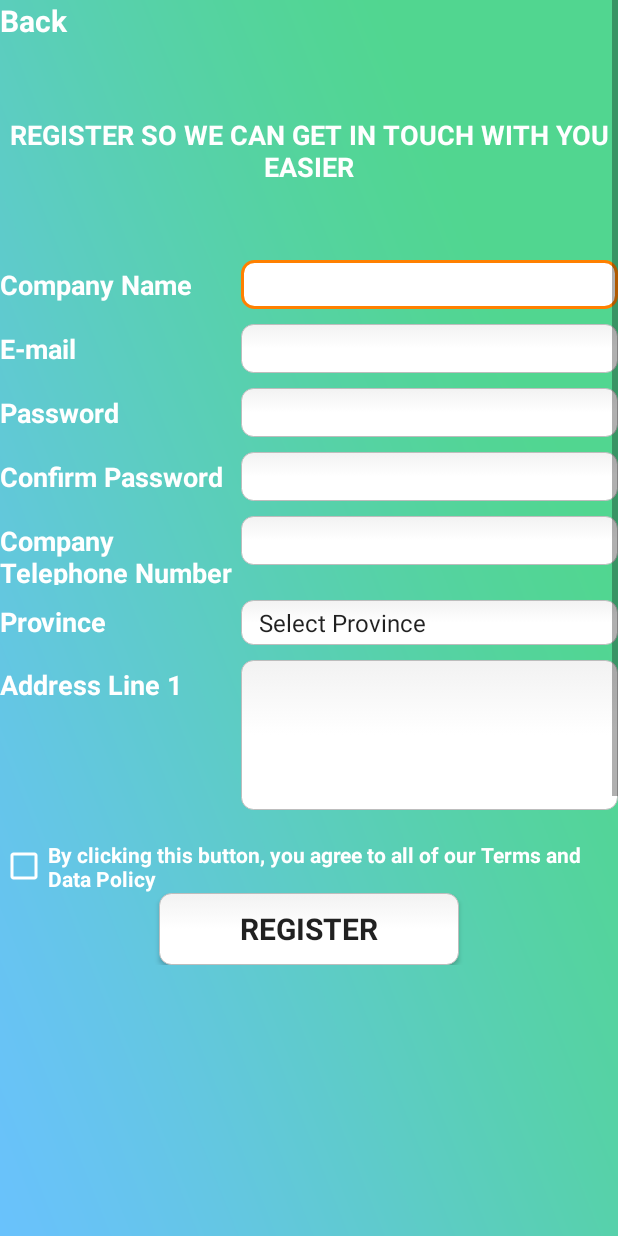
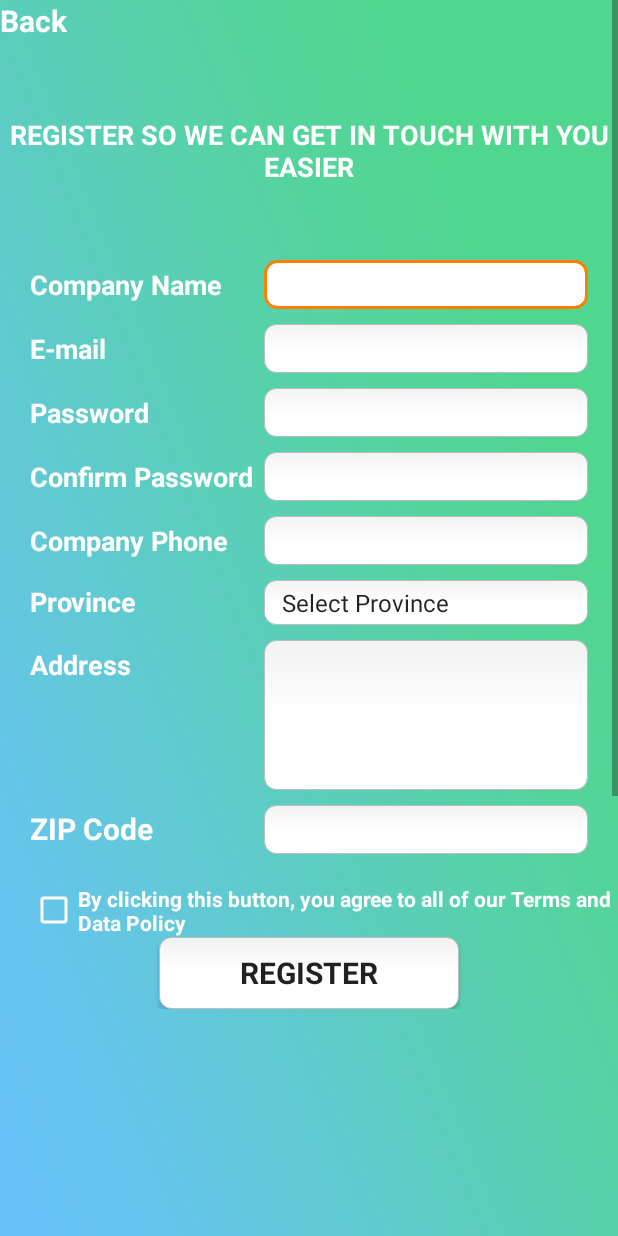
Before and after one commit to Ruriia/ProjectMobile, an Android app: the RegisterActivity screen opened directly, with no data from a screen before it, on a phone screen of 412 x 824 dp. Run offline under Robolectric (Android 15) with nearby library versions, the phone set to English and light mode, and no system bars; Roboto replaces fonts that are not available here.

Commit message:
update register

```diff
--- a/app/src/main/res/layout/activity_register.xml
+++ b/app/src/main/res/layout/activity_register.xml
@@ -39,7 +39,8 @@
                     android:textAlignment="center"
                     android:textColor="#ffffff"
                     android:textSize="18dp"
-                    android:textStyle="bold" />
+                    android:textStyle="bold"
+                    />
 
                 <LinearLayout
                     android:layout_width="match_parent"
@@ -55,16 +56,18 @@
                         android:text="Company Name"
                         android:textColor="#ffffff"
                         android:textSize="18dp"
-                        android:textStyle="bold" />
+                        android:textStyle="bold"
+                        android:layout_marginLeft="20dp"/>
 
                     <EditText
                         android:id="@+id/editText6"
-                        android:layout_width="190dp"
+                        android:layout_width="160dp"
                         android:layout_height="wrap_content"
                         android:layout_weight="1"
                         android:background="@drawable/rounded_corner"
                         android:ems="10"
-                        android:inputType="textPersonName" />
+                        android:inputType="textPersonName"
+                        android:layout_marginRight="20dp"/>
 
                 </LinearLayout>
 
@@ -82,15 +85,17 @@
                         android:text="E-mail"
                         android:textColor="#ffffff"
                         android:textSize="18dp"
+                        android:layout_marginLeft="20dp"
                         android:textStyle="bold" />
 
                     <EditText
                         android:id="@+id/editText3"
-                        android:layout_width="190dp"
+                        android:layout_width="160dp"
                         android:layout_height="wrap_content"
                         android:layout_weight="1"
                         android:background="@drawable/rounded_corner"
                         android:ems="10"
+                        android:layout_marginRight="20dp"
                         android:inputType="textEmailAddress" />
                 </LinearLayout>
 
@@ -108,16 +113,18 @@
                         android:text="Password"
                         android:textColor="#ffffff"
                         android:textSize="18dp"
-                        android:textStyle="bold" />
+                        android:textStyle="bold"
+                        android:layout_marginLeft="20dp"/>
 
                     <EditText
                         android:id="@+id/editText4"
-                        android:layout_width="190dp"
+                        android:layout_width="160dp"
                         android:layout_height="wrap_content"
                         android:layout_weight="1"
                         android:background="@drawable/rounded_corner"
                         android:ems="10"
-                        android:inputType="textPassword" />
+                        android:inputType="textPassword"
+                        android:layout_marginRight="20dp"/>
                 </LinearLayout>
 
                 <LinearLayout
@@ -134,16 +141,18 @@
                         android:text="Confirm Password"
                         android:textColor="#ffffff"
                         android:textSize="18dp"
-                        android:textStyle="bold" />
+                        android:textStyle="bold"
+                        android:layout_marginLeft="20dp"/>
 
                     <EditText
                         android:id="@+id/editText5"
-                        android:layout_width="190dp"
+                        android:layout_width="160dp"
                         android:layout_height="wrap_content"
                         android:layout_weight="1"
                         android:background="@drawable/rounded_corner"
                         android:ems="10"
-                        android:inputType="textPassword" />
+                        android:inputType="textPassword"
+                        android:layout_marginRight="20dp"/>
                 </LinearLayout>
 
                 <LinearLayout
@@ -157,19 +166,21 @@
                         android:layout_width="100dp"
                         android:layout_height="wrap_content"
                         android:layout_weight="1"
-                        android:text="Company Telephone Number"
+                        android:text="Company Phone"
                         android:textColor="#ffffff"
                         android:textSize="18dp"
-                        android:textStyle="bold" />
+                        android:textStyle="bold"
+                        android:layout_marginLeft="20dp"/>
 
                     <EditText
                         android:id="@+id/editText7"
-                        android:layout_width="190dp"
+                        android:layout_width="160dp"
                         android:layout_height="wrap_content"
                         android:layout_weight="1"
                         android:background="@drawable/rounded_corner"
                         android:ems="10"
-                        android:inputType="phone" />
+                        android:inputType="phone"
+                        android:layout_marginRight="20dp"/>
                 </LinearLayout>
 
                 <LinearLayout
@@ -186,15 +197,17 @@
                         android:text="Province"
                         android:textColor="#ffffff"
                         android:textSize="18dp"
-                        android:textStyle="bold" />
+                        android:textStyle="bold"
+                        android:layout_marginLeft="20dp"/>
 
                     <Spinner
                         android:id="@+id/spinner"
-                        android:layout_width="190dp"
+                        android:layout_width="160dp"
                         android:layout_height="wrap_content"
                         android:layout_weight="1"
                         android:background="@drawable/rounded_corner"
-                        android:entries="@array/provinsi" />
+                        android:entries="@array/provinsi"
+                        android:layout_marginRight="20dp"/>
                 </LinearLayout>
 
                 <LinearLayout
@@ -208,21 +221,50 @@
                         android:layout_width="100dp"
                         android:layout_height="wrap_content"
                         android:layout_weight="1"
-                        android:text="Address Line 1"
+                        android:text="Address"
                         android:textColor="#ffffff"
                         android:textSize="18dp"
-                        android:textStyle="bold" />
+                        android:textStyle="bold"
+                        android:layout_marginLeft="20dp"/>
 
                     <EditText
                         android:id="@+id/editText10"
-                        android:layout_width="190dp"
+                        android:layout_width="160dp"
                         android:layout_height="100dp"
                         android:layout_weight="1"
                         android:background="@drawable/rounded_corner"
                         android:ems="10"
                         android:gravity="start|top"
-                        android:inputType="textMultiLine" />
+                        android:inputType="textMultiLine"
+                        android:layout_marginRight="20dp"/>
 
+                </LinearLayout>
+                <LinearLayout
+                    android:layout_width="match_parent"
+                    android:layout_height="match_parent"
+                    android:orientation="horizontal"
+                    android:layout_marginTop="10dp">
+
+                    <TextView
+                        android:id="@+id/textView16"
+                        android:layout_width="100dp"
+                        android:layout_marginLeft="20dp"
+                        android:layout_height="wrap_content"
+                        android:layout_weight="1"
+                        android:text="ZIP Code"
+                        android:textColor="#ffffff"
+                        android:textSize="20dp"
+                        android:textStyle="bold"/>
+
+                    <EditText
+                        android:id="@+id/editText11"
+                        android:layout_width="160dp"
+                        android:background="@drawable/rounded_corner"
+                        android:layout_height="wrap_content"
+                        android:layout_weight="1"
+                        android:ems="10"
+                        android:inputType="number"
+                        android:layout_marginRight="20dp"/>
                 </LinearLayout>
 
                 <LinearLayout
@@ -240,7 +282,8 @@
                         android:shadowColor="#000000"
                         android:text="By clicking this button, you agree to all of our Terms and Data Policy"
                         android:textColor="#ffffff"
-                        android:textStyle="bold" />
+                        android:textStyle="bold"
+                        android:layout_marginLeft="20dp"/>
 
                 </LinearLayout>
 
@@ -262,6 +305,8 @@
                         />
                 </RelativeLayout>
 
+
+
             </LinearLayout>
         </LinearLayout>
     </ScrollView>
```
